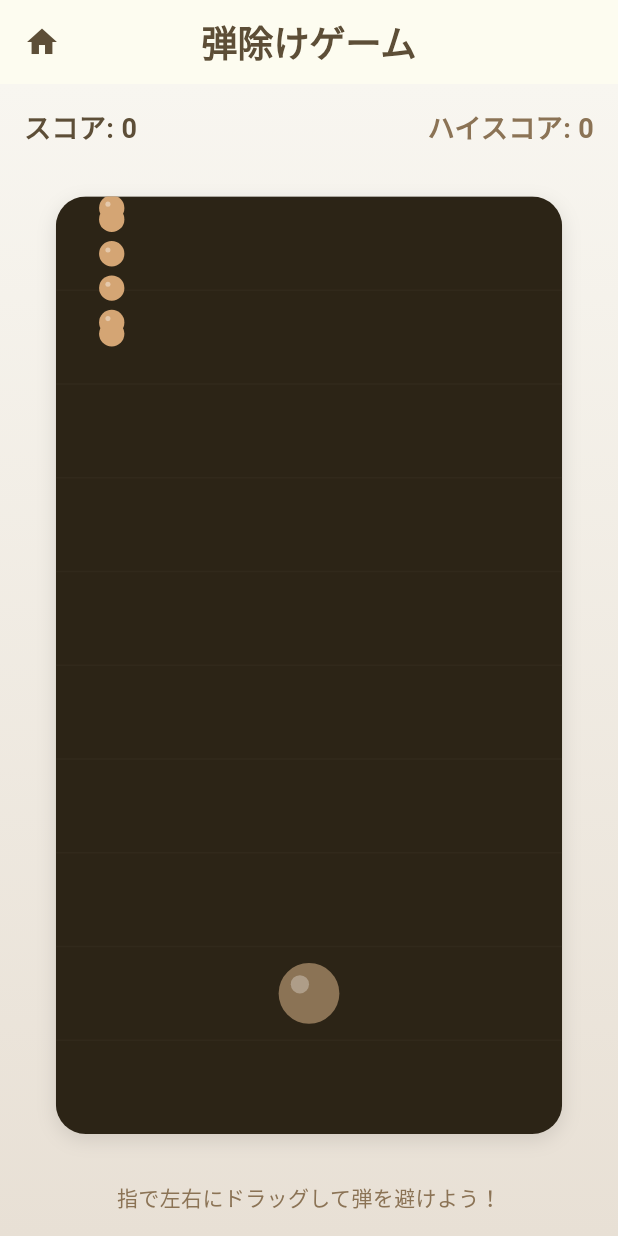
After one commit to mituru-maker/diary_app, a Flutter app: the screen it shows after launch, after a tap on "弾除けゲーム", on a phone screen of 412 x 824 dp. The commit adds this screen. Run offline on Flutter 3.47's test engine with Material 3 defaults, Android fonts, the phone set to English and light mode, and no system bars; our stand-ins replace shared_preferences.

Commit message:
Add Dodge Game feature

```diff
--- /dev/null
+++ b/lib/dodge_game_page.dart
@@ -0,0 +1,381 @@
+import 'package:flutter/material.dart';
+import 'dart:math' as math;
+
+// 弾除けゲーム画面
+class DodgeGamePage extends StatefulWidget {
+  const DodgeGamePage({super.key});
+
+  @override
+  State<DodgeGamePage> createState() => _DodgeGamePageState();
+}
+
+class _DodgeGamePageState extends State<DodgeGamePage>
+    with TickerProviderStateMixin {
+  late AnimationController _gameController;
+  List<Bullet> _bullets = [];
+  bool _gameOver = false;
+  double _playerX = 0.5; // 0.0 - 1.0 の範囲
+  int _score = 0;
+  int _highScore = 0;
+
+  @override
+  void initState() {
+    super.initState();
+    _gameController = AnimationController(
+      duration: const Duration(milliseconds: 16), // 60fps
+      vsync: this,
+    )..repeat();
+
+    _gameController.addListener(_updateGame);
+  }
+
+  @override
+  void dispose() {
+    _gameController.dispose();
+    super.dispose();
+  }
+
+  void _updateGame() {
+    if (_gameOver) return;
+
+    setState(() {
+      // 弾を追加（ランダムな位置と速度）
+      if (_bullets.isEmpty || DateTime.now().millisecondsSinceEpoch % 30 == 0) {
+        _bullets.add(Bullet(
+          x: math.Random().nextDouble(),
+          y: 0.0,
+          speed: 0.01 + math.Random().nextDouble() * 0.02,
+        ));
+      }
+
+      // 弾を移動
+      for (int i = _bullets.length - 1; i >= 0; i--) {
+        _bullets[i].y += _bullets[i].speed;
+
+        // 画面外の弾を削除
+        if (_bullets[i].y > 1.0) {
+          _bullets.removeAt(i);
+          _score++;
+          continue;
+        }
+
+        // 当たり判定
+        double dx = _bullets[i].x - _playerX;
+        double dy = _bullets[i].y - 0.85; // プレイヤー位置
+        double distance = math.sqrt(dx * dx + dy * dy);
+
+        if (distance < 0.05) { // 当たり判定半径
+          _gameOver = true;
+          if (_score > _highScore) {
+            _highScore = _score;
+          }
+          _showGameOverDialog();
+        }
+      }
+    });
+  }
+
+  void _onPanUpdate(DragUpdateDetails details) {
+    if (_gameOver) return;
+
+    final RenderBox renderBox = context.findRenderObject() as RenderBox;
+    final Size size = renderBox.size;
+
+    setState(() {
+      _playerX = (details.localPosition.dx / size.width).clamp(0.0, 1.0);
+    });
+  }
+
+  void _restartGame() {
+    setState(() {
+      _bullets.clear();
+      _gameOver = false;
+      _playerX = 0.5;
+      _score = 0;
+    });
+  }
+
+  void _showGameOverDialog() {
+    showDialog(
+      context: context,
+      barrierDismissible: false,
+      builder: (BuildContext context) {
+        return AlertDialog(
+          title: const Text(
+            'ゲームオーバー！',
+            style: TextStyle(
+              color: Color(0xFF5D4E37),
+              fontWeight: FontWeight.bold,
+            ),
+          ),
+          content: Column(
+            mainAxisSize: MainAxisSize.min,
+            children: [
+              Text(
+                'スコア: $_score',
+                style: const TextStyle(
+                  fontSize: 20,
+                  color: Color(0xFF8B7355),
+                ),
+              ),
+              const SizedBox(height: 8),
+              Text(
+                'ハイスコア: $_highScore',
+                style: const TextStyle(
+                  fontSize: 16,
+                  color: Color(0xFFD4C4B0),
+                ),
+              ),
+            ],
+          ),
+          actions: [
+            TextButton(
+              onPressed: () {
+                Navigator.of(context).pop();
+                _restartGame();
+              },
+              child: const Text(
+                'もう一度',
+                style: TextStyle(
+                  color: Color(0xFF8B7355),
+                  fontWeight: FontWeight.w600,
+                ),
+              ),
+            ),
+            TextButton(
+              onPressed: () {
+                Navigator.of(context).pop();
+                Navigator.of(context).pop();
+              },
+              child: const Text(
+                'ホームに戻る',
+                style: TextStyle(
+                  color: Color(0xFF5D4E37),
+                  fontWeight: FontWeight.w600,
+                ),
+              ),
+            ),
+          ],
+        );
+      },
+    );
+  }
+
+  @override
+  Widget build(BuildContext context) {
+    return Scaffold(
+      appBar: AppBar(
+        title: const Text(
+          '弾除けゲーム',
+          style: TextStyle(
+            fontSize: 24,
+            fontWeight: FontWeight.w600,
+            color: Color(0xFF5D4E37),
+          ),
+        ),
+        centerTitle: true,
+        leading: IconButton(
+          icon: const Icon(Icons.home, color: Color(0xFF5D4E37)),
+          onPressed: () {
+            Navigator.pop(context);
+          },
+          tooltip: 'ホームに戻る',
+        ),
+        backgroundColor: const Color(0xFFFDFCF0),
+        elevation: 0,
+      ),
+      body: Container(
+        decoration: const BoxDecoration(
+          gradient: LinearGradient(
+            begin: Alignment.topCenter,
+            end: Alignment.bottomCenter,
+            colors: [
+              Color(0xFFF8F6F0),
+              Color(0xFFE8E0D5),
+            ],
+          ),
+        ),
+        child: Column(
+          children: [
+            // スコア表示
+            Container(
+              padding: const EdgeInsets.all(16.0),
+              child: Row(
+                mainAxisAlignment: MainAxisAlignment.spaceBetween,
+                children: [
+                  Text(
+                    'スコア: $_score',
+                    style: const TextStyle(
+                      fontSize: 18,
+                      fontWeight: FontWeight.w600,
+                      color: Color(0xFF5D4E37),
+                    ),
+                  ),
+                  Text(
+                    'ハイスコア: $_highScore',
+                    style: const TextStyle(
+                      fontSize: 18,
+                      fontWeight: FontWeight.w600,
+                      color: Color(0xFF8B7355),
+                    ),
+                  ),
+                ],
+              ),
+            ),
+            // ゲーム画面
+            Expanded(
+              child: Center(
+                child: AspectRatio(
+                  aspectRatio: 9 / 16,
+                  child: GestureDetector(
+                    onPanUpdate: _onPanUpdate,
+                    child: Container(
+                      margin: const EdgeInsets.all(16.0),
+                      decoration: BoxDecoration(
+                        borderRadius: BorderRadius.circular(20),
+                        boxShadow: [
+                          BoxShadow(
+                            color: Colors.black.withOpacity(0.1),
+                            blurRadius: 10,
+                            offset: const Offset(0, 4),
+                          ),
+                        ],
+                      ),
+                      child: ClipRRect(
+                        borderRadius: BorderRadius.circular(20),
+                        child: CustomPaint(
+                          painter: DodgeGamePainter(
+                            bullets: _bullets,
+                            playerX: _playerX,
+                            gameOver: _gameOver,
+                          ),
+                          child: Container(),
+                        ),
+                      ),
+                    ),
+                  ),
+                ),
+              ),
+            ),
+            // 操作説明
+            Container(
+              padding: const EdgeInsets.all(16.0),
+              child: const Text(
+                '指で左右にドラッグして弾を避けよう！',
+                style: TextStyle(
+                  fontSize: 14,
+                  color: Color(0xFF8B7355),
+                  fontWeight: FontWeight.w500,
+                ),
+                textAlign: TextAlign.center,
+              ),
+            ),
+          ],
+        ),
+      ),
+    );
+  }
+}
+
+// 弾クラス
+class Bullet {
+  double x;
+  double y;
+  final double speed;
+
+  Bullet({
+    required this.x,
+    required this.y,
+    required this.speed,
+  });
+}
+
+// ゲーム描画クラス
+class DodgeGamePainter extends CustomPainter {
+  final List<Bullet> bullets;
+  final double playerX;
+  final bool gameOver;
+
+  DodgeGamePainter({
+    required this.bullets,
+    required this.playerX,
+    required this.gameOver,
+  });
+
+  @override
+  void paint(Canvas canvas, Size size) {
+    // 背景
+    final bgPaint = Paint()
+      ..color = const Color(0xFF2C2416)
+      ..style = PaintingStyle.fill;
+    canvas.drawRect(Rect.fromLTWH(0, 0, size.width, size.height), bgPaint);
+
+    // グリッド線（優しい雰囲気）
+    final gridPaint = Paint()
+      ..color = const Color(0xFF3D3426).withOpacity(0.3)
+      ..style = PaintingStyle.stroke
+      ..strokeWidth = 1;
+
+    for (int i = 0; i < 10; i++) {
+      double y = (size.height / 10) * i;
+      canvas.drawLine(
+        Offset(0, y),
+        Offset(size.width, y),
+        gridPaint,
+      );
+    }
+
+    // プレイヤー（優しい青い円）
+    final playerPaint = Paint()
+      ..color = gameOver ? Colors.grey.withOpacity(0.7) : const Color(0xFF8B7355)
+      ..style = PaintingStyle.fill;
+
+    final playerRadius = size.width * 0.06;
+    canvas.drawCircle(
+      Offset(playerX * size.width, size.height * 0.85),
+      playerRadius,
+      playerPaint,
+    );
+
+    // プレイヤーの光沢効果
+    if (!gameOver) {
+      final highlightPaint = Paint()
+        ..color = Colors.white.withOpacity(0.3)
+        ..style = PaintingStyle.fill;
+
+      canvas.drawCircle(
+        Offset(playerX * size.width - playerRadius * 0.3, size.height * 0.85 - playerRadius * 0.3),
+        playerRadius * 0.3,
+        highlightPaint,
+      );
+    }
+
+    // 弾（優しい赤い円）
+    final bulletPaint = Paint()
+      ..color = const Color(0xFFD4A574)
+      ..style = PaintingStyle.fill;
+
+    final bulletRadius = size.width * 0.025;
+    for (final bullet in bullets) {
+      canvas.drawCircle(
+        Offset(bullet.x * size.width, bullet.y * size.height),
+        bulletRadius,
+        bulletPaint,
+      );
+
+      // 弾の光沢効果
+      final bulletHighlight = Paint()
+        ..color = Colors.white.withOpacity(0.4)
+        ..style = PaintingStyle.fill;
+
+      canvas.drawCircle(
+        Offset(bullet.x * size.width - bulletRadius * 0.3, bullet.y * size.height - bulletRadius * 0.3),
+        bulletRadius * 0.2,
+        bulletHighlight,
+      );
+    }
+  }
+
+  @override
+  bool shouldRepaint(covariant CustomPainter oldDelegate) => true;
+}
--- a/lib/main.dart
+++ b/lib/main.dart
@@ -3,6 +3,7 @@ import 'package:shared_preferences/shared_preferences.dart';
 import 'package:url_launcher/url_launcher.dart';
 import 'dart:async';
 import 'dart:convert';
+import 'dodge_game_page.dart';
 
 // 性格診断画面
 class PersonalityTestScreen extends StatelessWidget {
@@ -333,6 +334,19 @@ class HomePage extends StatelessWidget {
                             context,
                             MaterialPageRoute(
                               builder: (context) => const OmikujiScreen(),
+                            ),
+                          );
+                        },
+                      ),
+                      _MenuCard(
+                        title: '弾除けゲーム',
+                        icon: Icons.sports_esports,
+                        description: '弾を避けるアクションゲーム',
+                        onTap: () {
+                          Navigator.push(
+                            context,
+                            MaterialPageRoute(
+                              builder: (context) => const DodgeGamePage(),
                             ),
                           );
                         },
```
Also changed, not shown: docs/assets/fonts/MaterialIcons-Regular.otf, 3 other files.
